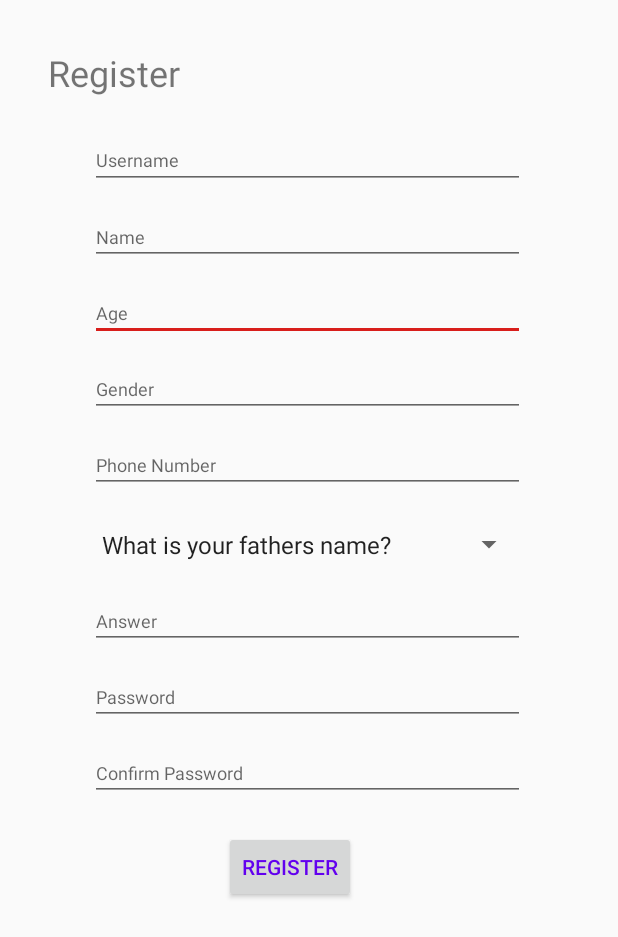
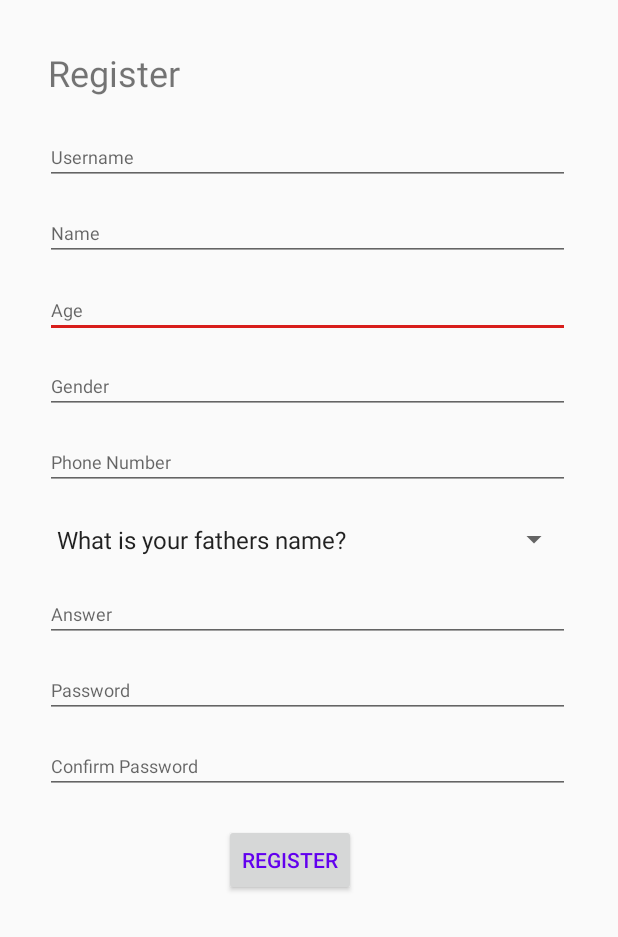
Before and after one commit to woshiellen117/SRS1, an Android app: the screen it shows after launch (MainActivity), on a phone screen of 412 x 824 dp. Shown: the top 937 px of the screen. Run offline under Robolectric (Android 15) with nearby library versions, the phone set to English and light mode, and no system bars; our stand-ins replace Room's generated code.

Commit message:
security question1.2

```diff
--- a/app/src/main/res/layout/activity_main.xml
+++ b/app/src/main/res/layout/activity_main.xml
@@ -9,15 +9,15 @@
 
     <EditText
         android:id="@+id/editText13"
-        android:layout_width="290dp"
+        android:layout_width="350dp"
         android:layout_height="35dp"
-        android:layout_marginStart="60dp"
-        android:layout_marginLeft="60dp"
-        android:layout_marginTop="15dp"
+        android:layout_marginStart="30dp"
+        android:layout_marginLeft="30dp"
+        android:layout_marginTop="16dp"
         android:ems="10"
         android:hint="@string/register_age"
         android:inputType="textPersonName"
-        android:textColor="@android:color/darker_gray"
+        android:textColor="@color/colorPrimaryDark"
         android:textSize="12sp"
         app:layout_constraintStart_toStartOf="parent"
         app:layout_constraintTop_toBottomOf="@+id/editText2" />
@@ -85,105 +85,105 @@
 
     <EditText
         android:id="@+id/editText2"
-        android:layout_width="290dp"
+        android:layout_width="350dp"
         android:layout_height="35dp"
-        android:layout_marginStart="60dp"
-        android:layout_marginLeft="60dp"
+        android:layout_marginStart="30dp"
+        android:layout_marginLeft="30dp"
         android:layout_marginTop="15dp"
         android:ems="10"
         android:hint="@string/register_name"
         android:inputType="textPersonName"
-        android:textColor="@android:color/darker_gray"
+        android:textColor="@color/colorPrimaryDark"
         android:textSize="12sp"
         app:layout_constraintStart_toStartOf="parent"
         app:layout_constraintTop_toBottomOf="@+id/editText3" />
 
     <EditText
         android:id="@+id/editText3"
-        android:layout_width="290dp"
-        android:layout_height="38dp"
-        android:layout_marginStart="60dp"
-        android:layout_marginLeft="60dp"
+        android:layout_width="350dp"
+        android:layout_height="35dp"
+        android:layout_marginStart="30dp"
+        android:layout_marginLeft="30dp"
         android:layout_marginTop="20dp"
         android:ems="10"
         android:hint="@string/register_username"
         android:inputType="textPersonName"
-        android:textColor="@android:color/darker_gray"
+        android:textColor="@color/colorPrimaryDark"
         android:textSize="12sp"
         app:layout_constraintStart_toStartOf="parent"
         app:layout_constraintTop_toBottomOf="@+id/textView" />
 
     <EditText
         android:id="@+id/editText6"
-        android:layout_width="290dp"
+        android:layout_width="350dp"
         android:layout_height="35dp"
-        android:layout_marginStart="60dp"
-        android:layout_marginLeft="60dp"
+        android:layout_marginStart="30dp"
+        android:layout_marginLeft="30dp"
         android:layout_marginTop="15dp"
         android:ems="10"
         android:hint="@string/register_gender"
         android:inputType="textPersonName"
-        android:textColor="@android:color/darker_gray"
+        android:textColor="@color/colorPrimaryDark"
         android:textSize="12sp"
         app:layout_constraintStart_toStartOf="parent"
         app:layout_constraintTop_toBottomOf="@+id/editText13" />
 
     <EditText
         android:id="@+id/editText7"
-        android:layout_width="290dp"
+        android:layout_width="350dp"
         android:layout_height="35dp"
-        android:layout_marginStart="60dp"
-        android:layout_marginLeft="60dp"
+        android:layout_marginStart="30dp"
+        android:layout_marginLeft="30dp"
         android:layout_marginTop="15dp"
         android:ems="10"
         android:hint="@string/register_phone_num"
         android:inputType="textPersonName"
-        android:textColor="@android:color/darker_gray"
+        android:textColor="@color/colorPrimaryDark"
         android:textSize="12sp"
         app:layout_constraintStart_toStartOf="parent"
         app:layout_constraintTop_toBottomOf="@+id/editText6" />
 
     <EditText
         android:id="@+id/editText9"
-        android:layout_width="290dp"
+        android:layout_width="350dp"
         android:layout_height="35dp"
-        android:layout_marginStart="60dp"
-        android:layout_marginLeft="60dp"
+        android:layout_marginStart="30dp"
+        android:layout_marginLeft="30dp"
         android:layout_marginTop="15dp"
         android:ems="10"
         android:hint="@string/register_answer"
         android:inputType="textPersonName"
-        android:textColor="@android:color/darker_gray"
+        android:textColor="@color/colorPrimaryDark"
         android:textSize="12sp"
         app:layout_constraintStart_toStartOf="parent"
         app:layout_constraintTop_toBottomOf="@+id/spinner" />
 
     <EditText
         android:id="@+id/editText10"
-        android:layout_width="290dp"
+        android:layout_width="350dp"
         android:layout_height="35dp"
-        android:layout_marginStart="60dp"
-        android:layout_marginLeft="60dp"
+        android:layout_marginStart="30dp"
+        android:layout_marginLeft="30dp"
         android:layout_marginTop="15dp"
         android:ems="10"
         android:hint="@string/register_password"
         android:inputType="textPersonName"
-        android:textColor="@android:color/darker_gray"
+        android:textColor="@color/colorPrimaryDark"
         android:textSize="12sp"
         app:layout_constraintStart_toStartOf="parent"
         app:layout_constraintTop_toBottomOf="@+id/editText9" />
 
     <EditText
         android:id="@+id/editText12"
-        android:layout_width="290dp"
+        android:layout_width="350dp"
         android:layout_height="35dp"
-        android:layout_marginStart="60dp"
-        android:layout_marginLeft="60dp"
+        android:layout_marginStart="30dp"
+        android:layout_marginLeft="30dp"
         android:layout_marginTop="15dp"
         android:ems="10"
         android:hint="@string/register_confirm_password"
         android:inputType="textPersonName"
-        android:textColor="@android:color/darker_gray"
+        android:textColor="@color/colorPrimaryDark"
         android:textSize="12sp"
         app:layout_constraintStart_toStartOf="parent"
         app:layout_constraintTop_toBottomOf="@+id/editText10" />
@@ -205,8 +205,8 @@
         android:id="@+id/textView4"
         android:layout_width="wrap_content"
         android:layout_height="wrap_content"
-        android:layout_marginStart="160dp"
-        android:layout_marginLeft="160dp"
+        android:layout_marginStart="30dp"
+        android:layout_marginLeft="30dp"
         android:layout_marginTop="1dp"
         android:textColor="@color/colorAccent"
         app:layout_constraintStart_toStartOf="parent"
@@ -214,10 +214,10 @@
 
     <Spinner
         android:id="@+id/spinner"
-        android:layout_width="290dp"
-        android:layout_height="38dp"
-        android:layout_marginStart="60dp"
-        android:layout_marginLeft="60dp"
+        android:layout_width="350dp"
+        android:layout_height="35dp"
+        android:layout_marginStart="30dp"
+        android:layout_marginLeft="30dp"
         android:layout_marginTop="15dp"
         android:entries="@array/a"
         app:layout_constraintStart_toStartOf="parent"
```
